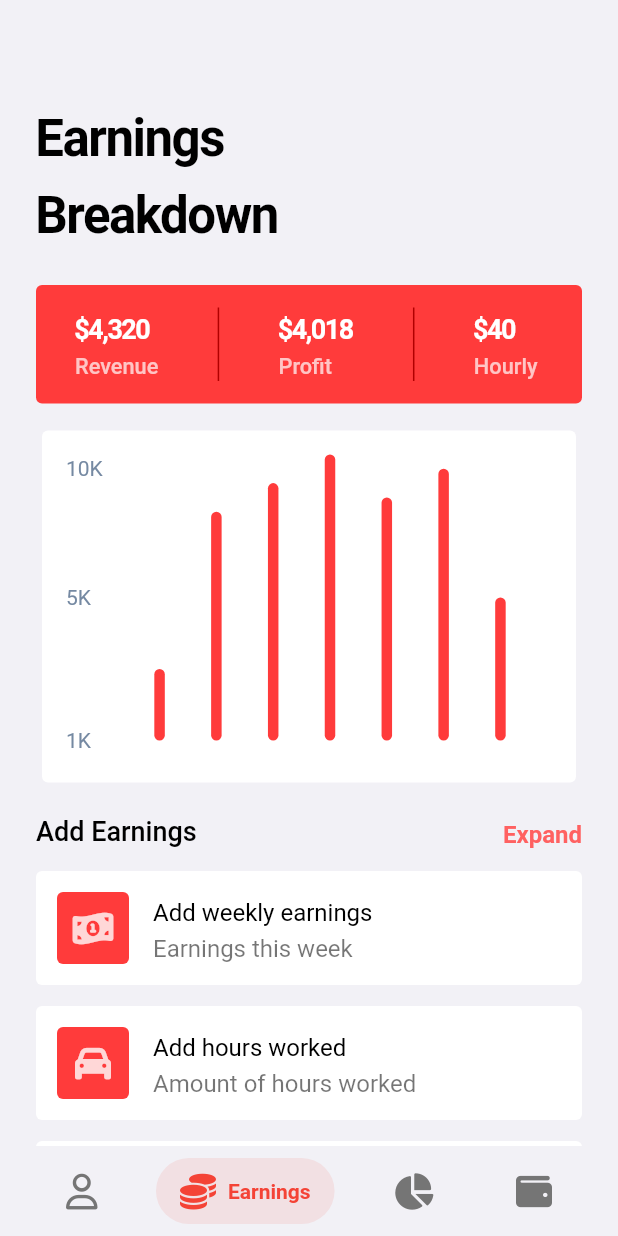
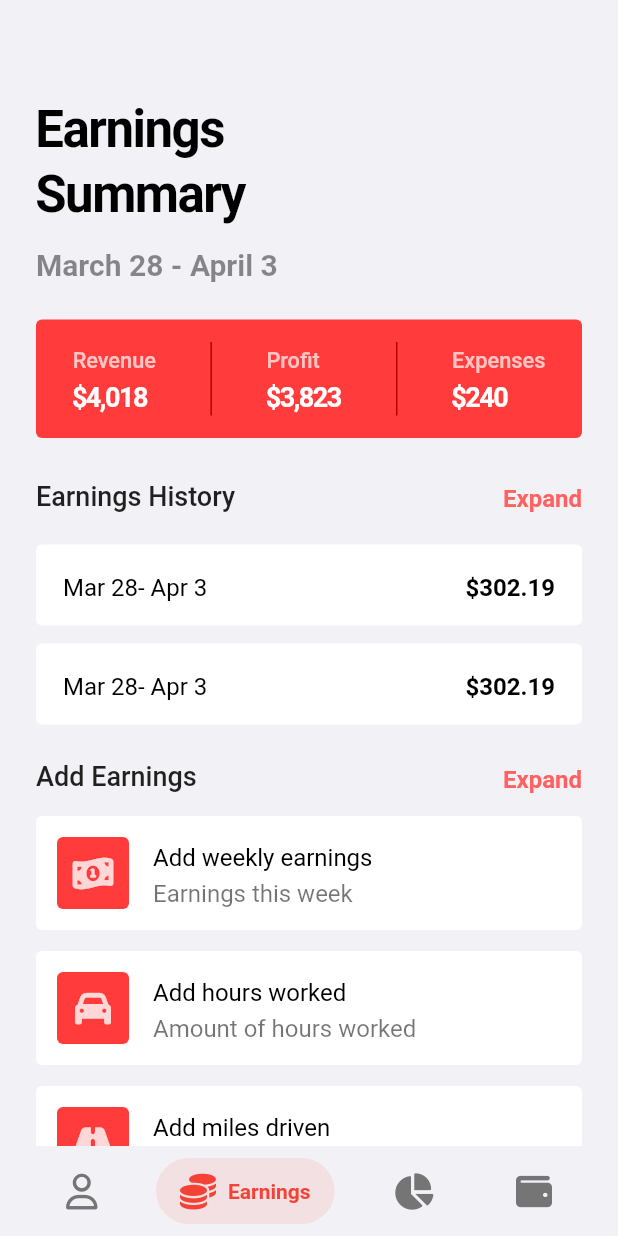
Before and after one commit to JoshuaR503/GigWorkerCalculator, a Flutter app: the screen it shows after launch, item 2 of the bottom bar chosen, on a phone screen of 412 x 824 dp. Run offline on Flutter 3.47's test engine with Material 2 defaults, Android fonts, the phone set to English and light mode, and no system bars; drawn by our look-alikes of fl_chart, flutter_fadein, salomon_bottom_bar; our stand-ins replace font_awesome_flutter.

Commit message:
Improved UI and made everything simplier.

```diff
--- a/lib/screens/dashboard/styles.dart
+++ b/lib/screens/dashboard/styles.dart
@@ -3,7 +3,7 @@ import 'package:flutter/material.dart';
 const TextStyle breakdownSectionTitle = TextStyle(
   fontSize: 18.0,
   height: 1.5,
-  color: Colors.black,
+  color: Colors.black87,
   fontWeight: FontWeight.w500,
 );
 
--- a/lib/screens/earnings/earnings.dart
+++ b/lib/screens/earnings/earnings.dart
@@ -2,12 +2,15 @@
 import 'package:calc/screens/dashboard/styles.dart';
 import 'package:calc/screens/earnings/earningsCard.dart';
 import 'package:calc/screens/earnings/earningsChart.dart';
+import 'package:calc/screens/earnings/earningsHistoryCard.dart';
 import 'package:calc/screens/expenses/expensesCard.dart';
 import 'package:calc/shared/screenScaffold.dart';
 import 'package:calc/styles/typography.dart';
 import 'package:flutter/material.dart';
 import 'package:font_awesome_flutter/font_awesome_flutter.dart';
 import 'package:intl/intl.dart';
+
+import 'earningsStatsCard.dart';
 
 class Earnings extends StatelessWidget {
   const Earnings({ Key? key }) : super(key: key);
@@ -20,24 +23,39 @@ class Earnings extends StatelessWidget {
         children:  [
 
           const SizedBox(height: 24),
-          const Text('Earnings\nBreakdown', style: screenTitle),
+          const Text('Earnings\nSummary', style: screenTitle),
+                    const SizedBox(height: 14),
+
+          Text('March 28 - April 3', style: screenTitle.copyWith(
+            fontSize: 20,
+            color: Colors.black45,
+            letterSpacing: 0
+          )),
+
           const SizedBox(height: 24),
 
+          _buildDashboardTotalEarningsCard(),
+          const SizedBox(height: 24),
 
-          _buildDashboardTotalEarningsCard(title: "Revenue", value: 4320),
-          const SizedBox(height: 14),
-
-          const BarChartSample2(),
+          _buildPortfolioSubtitle(title: 'Earnings History', action: () {}),
           const SizedBox(height: 14),
 
 
+          Column(
+
+            children: [
+              EarningsHistoryCard(),
+              EarningsHistoryCard()
+            ],
+          ),
+
+          // const BarChartSample2(),
 
 
-
+          const SizedBox(height: 14),
 
           _buildPortfolioSubtitle(title: 'Add Earnings', action: () {}),
           const SizedBox(height: 14),
-
 
           _buildDashboardAddExpensesCard(title: "Add weekly earnings", description: "Earnings this week", icon: FontAwesomeIcons.moneyBill1Wave),
           const SizedBox(height: 14),
@@ -45,8 +63,23 @@ class Earnings extends StatelessWidget {
           _buildDashboardAddExpensesCard(title: "Add hours worked", description: "Amount of hours worked", icon: FontAwesomeIcons.car),
           const SizedBox(height: 14),
 
-            _buildDashboardAddExpensesCard(title: "Add miles driven", description: "Amount of hours worked", icon: FontAwesomeIcons.road),
+          _buildDashboardAddExpensesCard(title: "Add miles driven", description: "Amount of hours worked", icon: FontAwesomeIcons.road),
           const SizedBox(height: 14),
+
+
+          _buildPortfolioSubtitle(title: 'Add Expenses', action: () {}),
+          const SizedBox(height: 14),
+
+          _buildDashboardAddExpensesCard(title: "Add gas expense", description: "Add cost of gas", icon: FontAwesomeIcons.droplet),
+          const SizedBox(height: 14),
+
+          _buildDashboardAddExpensesCard(title: "Add an expense", description: "Add a custom expense", icon: FontAwesomeIcons.receipt),
+          const SizedBox(height: 14),
+
+          _buildDashboardAddExpensesCard(title: "Add maintenance expense", description: "Add cost of maintenance", icon: FontAwesomeIcons.wrench),
+          const SizedBox(height: 14),
+
+
 
 
 
@@ -55,14 +88,9 @@ class Earnings extends StatelessWidget {
     );
   }
 
-  Widget _buildDashboardTotalEarningsCard({required String title, required int value}) {
+  Widget _buildDashboardTotalEarningsCard() {
     // ignore: prefer_const_constructors
-    return EarningsCard(
-      actionEnabled: false,
-      action: null,
-      title: title,
-      value: "\$${NumberFormat().format(value)}",
-    );
+    return EarningsActionCard();
   }
 
   Widget _buildDashboardAddExpensesCard({
--- a/lib/screens/earnings/earningsCard.dart
+++ b/lib/screens/earnings/earningsCard.dart
@@ -3,21 +3,21 @@
 import 'package:calc/shared/colors.dart';
 import 'package:flutter/material.dart';
 
-class EarningsCard extends StatelessWidget {
+class EarningsActionCard extends StatelessWidget {
 
-  final String title;
-  final String value;
-  final Function? action;
-  final bool actionEnabled;
-  final Color color;
+  // final String title;
+  // final String value;
+  // final Function? action;
+  // final bool actionEnabled;
+  // final Color color;
 
-  const EarningsCard({Key? key,
-    required this.title,
-    required this.value,
-    required this.action,
-    required this.actionEnabled,
-    this.color = Colors.white,
-  }) : super(key: key);
+  // const EarningsActionCard({Key? key,
+  //   required this.title,
+  //   required this.value,
+  //   required this.action,
+  //   required this.actionEnabled,
+  //   this.color = Colors.white,
+  // }) : super(key: key);
 
   @override
   Widget build(BuildContext context) {
@@ -46,9 +46,7 @@ class EarningsCard extends StatelessWidget {
     );
 
     return GestureDetector(
-      onTap: () {
-        if (actionEnabled) { action!(); }
-      },
+      onTap: () {},
       child:  Container(
         padding: EdgeInsets.symmetric(horizontal: 10, vertical: 15),
         decoration: const BoxDecoration(
@@ -59,18 +57,34 @@ class EarningsCard extends StatelessWidget {
           mainAxisAlignment: MainAxisAlignment.spaceAround,
           crossAxisAlignment: CrossAxisAlignment.start,
           children: <Widget>[
-
             IntrinsicHeight(
               child: Row(
               mainAxisAlignment: MainAxisAlignment.spaceAround,
               crossAxisAlignment: CrossAxisAlignment.start,
               children: [
+
+
                 Column(
                   crossAxisAlignment: CrossAxisAlignment.start,
                   mainAxisAlignment: MainAxisAlignment.end,
                   children: [
-                    Text(value, style: kValueStyle),
-                    Text(title, style: kTitleStyle),
+                    Text("Revenue", style: kTitleStyle),
+                    Text("\$4,018", style: kValueStyle),
+                  ],
+                ),
+
+                 VerticalDivider(
+                  color: Color(0xffb10000),
+                  thickness: 1,
+                ),
+                // ignore: prefer_const_constructors
+
+                Column(
+                  mainAxisAlignment: MainAxisAlignment.end,
+                  crossAxisAlignment: CrossAxisAlignment.start,
+                  children: [
+                    Text("Profit", style: kTitleStyle),
+                    Text("\$3,823", style: kSecondaryValueStyle),
                   ],
                 ),
 
@@ -84,25 +98,14 @@ class EarningsCard extends StatelessWidget {
                   mainAxisAlignment: MainAxisAlignment.end,
                   crossAxisAlignment: CrossAxisAlignment.start,
                   children: [
-                    Text("\$4,018", style: kSecondaryValueStyle),
-                    Text("Profit", style: kTitleStyle),
+                    Text("Expenses", style: kTitleStyle),
+                    Text("\$240", style: kSecondaryValueStyle),
                   ],
                 ),
-                // ignore: prefer_const_constructors
-                VerticalDivider(
-                  color: Color(0xffb10000),
-                  thickness: 1,
-                ),
+
+
                 // ignore: prefer_const_constructors
 
-                Column(
-                  mainAxisAlignment: MainAxisAlignment.end,
-                  crossAxisAlignment: CrossAxisAlignment.start,
-                  children: [
-                    Text("\$40", style: kSecondaryValueStyle),
-                    Text("Hourly ", style: kTitleStyle),
-                  ],
-                ),
 
               ],
             ),)
--- a/lib/screens/earnings/earningsChart.dart
+++ b/lib/screens/earnings/earningsChart.dart
@@ -48,7 +48,7 @@ class BarChartSample2State extends State<BarChartSample2> {
   @override
   Widget build(BuildContext context) {
     return AspectRatio(
-      aspectRatio: 1.5,
+      aspectRatio: 2.5,
       child: Card(
         elevation: 0,
         shape: RoundedRectangleBorder(borderRadius: BorderRadius.circular(4)),
--- /dev/null
+++ b/lib/screens/earnings/earningsHistoryCard.dart
@@ -0,0 +1,38 @@
+
+
+
+import 'package:calc/screens/dashboard/styles.dart';
+import 'package:flutter/material.dart';
+
+class EarningsHistoryCard extends StatelessWidget {
+  const EarningsHistoryCard({ Key? key }) : super(key: key);
+
+  @override
+  Widget build(BuildContext context) {
+    return GestureDetector(
+
+      onTap: () {},
+      child: Container(
+        decoration: const BoxDecoration(
+          color: Colors.white,
+          borderRadius: BorderRadius.all(Radius.circular(4))
+        ),
+        padding: const EdgeInsets.symmetric(horizontal: 18, vertical: 15),
+        margin: EdgeInsets.symmetric(vertical: 6),
+        child: Row(
+          mainAxisAlignment: MainAxisAlignment.spaceBetween,
+          children: [
+
+            Text("Mar 28- Apr 3", style: breakdownTitleStyle),
+            Text("\$302.19", style: breakdownTitleStyle.copyWith(fontWeight: FontWeight.bold)),
+
+
+          ],
+        ),
+
+
+      ),
+
+    );
+  }
+}
--- a/lib/screens/home.dart
+++ b/lib/screens/home.dart
@@ -1,6 +1,7 @@
 import 'package:calc/screens/dashboard/dashboard.dart';
 import 'package:calc/screens/earnings/earnings.dart';
 import 'package:calc/screens/expenses/expenses.dart';
+import 'package:calc/screens/stats/stats.dart';
 import 'package:flutter/material.dart';
 import 'package:flutter_fadein/flutter_fadein.dart';
 
@@ -21,7 +22,7 @@ class _HomeScreenState extends State<HomeScreen> {
   final List<Widget> tabs = [
     const FadeIn(duration: Duration(milliseconds: 700), child: Dashboard()),
     const FadeIn(duration: Duration(milliseconds: 700), child: Earnings()),
-    const FadeIn(duration: Duration(milliseconds: 700), child: Dashboard()),
+    const FadeIn(duration: Duration(milliseconds: 700), child: Statistics()),
     const FadeIn(duration: Duration(milliseconds: 700), child: Dashboard()),
   ];
 
--- a/lib/styles/typography.dart
+++ b/lib/styles/typography.dart
@@ -2,7 +2,7 @@ import 'package:flutter/material.dart';
 
 const TextStyle screenTitle = TextStyle(
   fontSize: 34.0,
-  height: 1.5,
+  height: 1.25,
   letterSpacing: -1,
   color: Colors.black,
   fontWeight: FontWeight.bold,
```
Also changed, not shown: lib/screens/earnings/earningsStatsCard.dart (added, +67 -0 lines), lib/screens/stats/stats.dart (added, +85 -0 lines), 2 other files.
